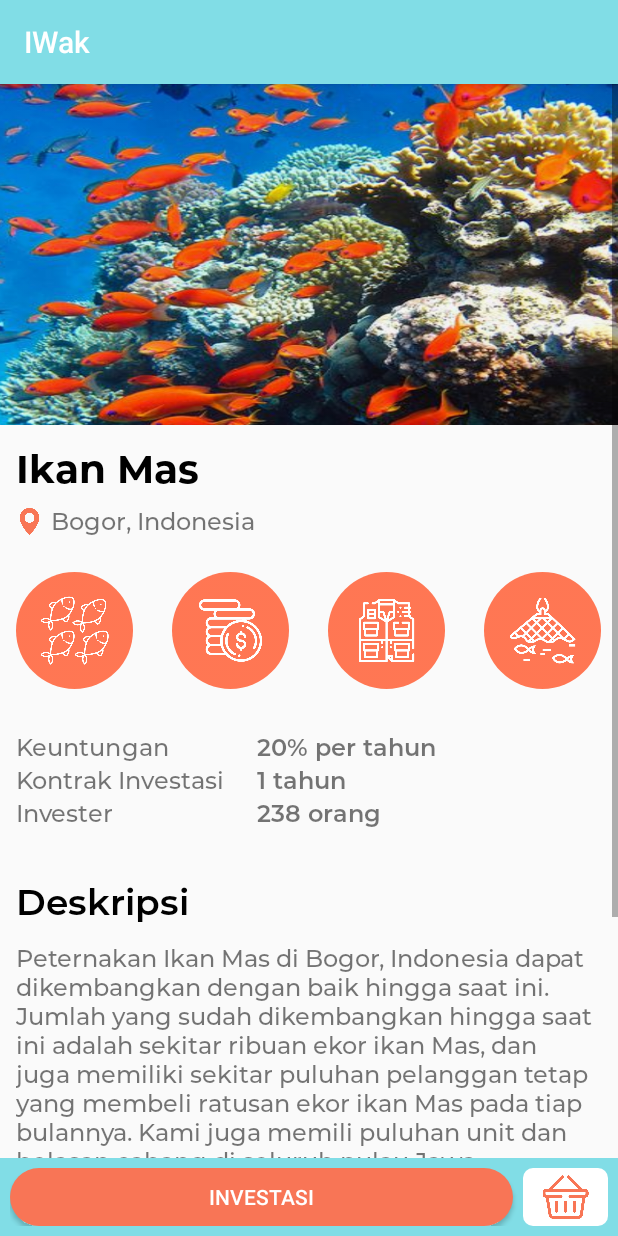
After one commit to NauraRetyani/IWak, an Android app: the DetailProyekActivity screen opened directly, with no data from a screen before it, on a phone screen of 412 x 824 dp. The commit adds this screen. Run offline under Robolectric (Android 15) with nearby library versions, the phone set to English and light mode, and no system bars; our stand-ins replace CircleImageView, sdp/ssp sizes.

Commit message:
Detail Proyek

```diff
--- a/app/src/main/AndroidManifest.xml
+++ b/app/src/main/AndroidManifest.xml
@@ -9,7 +9,8 @@
         android:roundIcon="@mipmap/ic_launcher_round"
         android:supportsRtl="true"
         android:theme="@style/AppTheme">
-        <activity android:name=".ProfileActivity"></activity>
+        <activity android:name=".DetailProyekActivity"></activity>
+        <activity android:name=".ProfileActivity" />
         <activity android:name=".MainActivity">
             <intent-filter>
                 <action android:name="android.intent.action.MAIN" />
--- /dev/null
+++ b/app/src/main/java/com/naura/idn/iwak/DetailProyekActivity.kt
@@ -0,0 +1,12 @@
+package com.naura.idn.iwak
+
+import androidx.appcompat.app.AppCompatActivity
+import android.os.Bundle
+
+class DetailProyekActivity : AppCompatActivity() {
+
+    override fun onCreate(savedInstanceState: Bundle?) {
+        super.onCreate(savedInstanceState)
+        setContentView(R.layout.activity_detail_proyek)
+    }
+}
--- /dev/null
+++ b/app/src/main/res/drawable/edit_add_basket.xml
@@ -0,0 +1,10 @@
+<?xml version="1.0" encoding="utf-8"?>
+<shape xmlns:android="http://schemas.android.com/apk/res/android"
+    android:shape="rectangle"
+    android:padding="@dimen/_10sdp">
+    <solid
+        android:color="#ffffff"/>
+    <corners
+        android:radius="@dimen/_5sdp"/>
+
+</shape>
--- /dev/null
+++ b/app/src/main/res/drawable/edit_button_investasi.xml
@@ -0,0 +1,10 @@
+<?xml version="1.0" encoding="utf-8"?>
+<shape xmlns:android="http://schemas.android.com/apk/res/android"
+    android:shape="rectangle"
+    android:padding="@dimen/_10sdp">
+    <solid
+        android:color="#f87556"/>
+    <corners
+        android:radius="@dimen/_30sdp"/>
+
+</shape>
--- /dev/null
+++ b/app/src/main/res/layout/activity_detail_proyek.xml
@@ -0,0 +1,201 @@
+<?xml version="1.0" encoding="utf-8"?>
+<RelativeLayout
+    xmlns:android="http://schemas.android.com/apk/res/android"
+    xmlns:app="http://schemas.android.com/apk/res-auto"
+    xmlns:tools="http://schemas.android.com/tools"
+    android:layout_width="match_parent"
+    android:layout_height="match_parent"
+    tools:context=".DetailProyekActivity">
+    <ScrollView
+        android:layout_width="match_parent"
+        android:layout_height="match_parent"
+        android:layout_marginBottom="@dimen/_40sdp">
+        <LinearLayout
+            android:layout_width="match_parent"
+            android:layout_height="wrap_content"
+            android:orientation="vertical">
+            <ImageView
+                android:id="@+id/img_detail_proyek"
+                android:layout_width="match_parent"
+                android:layout_height="@dimen/_175sdp"
+                android:background="@drawable/image_1"/>
+            <TextView
+                android:id="@+id/tv_detail_proyek"
+                android:layout_width="match_parent"
+                android:layout_height="wrap_content"
+                android:text="@string/proyek1"
+                android:textColor="@android:color/black"
+                android:textSize="26sp"
+                android:fontFamily="@font/montserrat_bold"
+                android:layout_marginTop="@dimen/_8sdp"
+                android:layout_marginStart="@dimen/_8sdp"/>
+            <LinearLayout
+                android:layout_width="match_parent"
+                android:layout_height="@dimen/_20sdp"
+                android:orientation="horizontal"
+                android:layout_marginTop="@dimen/_4sdp">
+
+                <ImageView
+                    android:layout_width="18dp"
+                    android:layout_height="@dimen/_20sdp"
+                    android:layout_marginStart="@dimen/_8sdp"
+                    android:src="@drawable/location" />
+                <TextView
+                    android:layout_width="wrap_content"
+                    android:layout_height="wrap_content"
+                    android:text="@string/location1"
+                    android:textSize="16sp"
+                    android:fontFamily="@font/montserrat_medium"
+                    android:layout_marginTop="@dimen/_1sdp"
+                    android:layout_marginLeft="@dimen/_4sdp"/>
+            </LinearLayout>
+            <LinearLayout
+                android:layout_width="match_parent"
+                android:layout_height="@dimen/_60sdp"
+                android:orientation="horizontal"
+                android:layout_marginTop="@dimen/_16sdp"
+                android:gravity="center">
+                <de.hdodenhof.circleimageview.CircleImageView
+                    android:id="@+id/iv_bibit"
+                    android:layout_width="@dimen/_60sdp"
+                    android:layout_height="@dimen/_60sdp"
+                    android:src="@drawable/bibit"
+                    android:layout_marginRight="@dimen/_20sdp"/>
+                <de.hdodenhof.circleimageview.CircleImageView
+                    android:id="@+id/iv_modal"
+                    android:layout_width="@dimen/_60sdp"
+                    android:layout_height="@dimen/_60sdp"
+                    android:src="@drawable/money"
+                    android:layout_marginRight="@dimen/_20sdp"/>
+                <de.hdodenhof.circleimageview.CircleImageView
+                    android:id="@+id/iv_worker"
+                    android:layout_width="@dimen/_60sdp"
+                    android:layout_height="@dimen/_60sdp"
+                    android:src="@drawable/worker"
+                    android:layout_marginRight="@dimen/_20sdp"/>
+                <de.hdodenhof.circleimageview.CircleImageView
+                    android:id="@+id/iv_perlengkapan"
+                    android:layout_width="@dimen/_60sdp"
+                    android:layout_height="@dimen/_60sdp"
+                    android:src="@drawable/fishing_net" />
+            </LinearLayout>
+            <LinearLayout
+                android:layout_width="match_parent"
+                android:layout_height="wrap_content"
+                android:orientation="horizontal"
+                android:layout_marginStart="@dimen/_8sdp"
+                android:layout_marginTop="@dimen/_21sdp">
+                <LinearLayout
+                    android:layout_width="match_parent"
+                    android:layout_height="wrap_content"
+                    android:orientation="vertical"
+                    android:layout_weight="1.5">
+                    <TextView
+                        android:layout_width="match_parent"
+                        android:layout_height="wrap_content"
+                        android:text="@string/profit"
+                        android:textSize="16sp"
+                        android:fontFamily="@font/montserrat_medium"/>
+                    <TextView
+                        android:layout_width="match_parent"
+                        android:layout_height="wrap_content"
+                        android:text="@string/contract"
+                        android:textSize="16sp"
+                        android:fontFamily="@font/montserrat_medium"/>
+                    <TextView
+                        android:layout_width="match_parent"
+                        android:layout_height="wrap_content"
+                        android:text="@string/invester"
+                        android:textSize="16sp"
+                        android:fontFamily="@font/montserrat_medium"/>
+                </LinearLayout>
+                <LinearLayout
+                    android:layout_width="match_parent"
+                    android:layout_height="wrap_content"
+                    android:orientation="vertical"
+                    android:layout_weight="1">
+                    <TextView
+                        android:layout_width="match_parent"
+                        android:layout_height="wrap_content"
+                        android:text="@string/profit_back"
+                        android:textSize="16sp"
+                        android:textStyle="bold"
+                        android:fontFamily="@font/montserrat_semi_bold"/>
+                    <TextView
+                        android:layout_width="match_parent"
+                        android:layout_height="wrap_content"
+                        android:text="@string/contract_value"
+                        android:textSize="16sp"
+                        android:textStyle="bold"
+                        android:fontFamily="@font/montserrat_semi_bold"/>
+                    <TextView
+                        android:layout_width="match_parent"
+                        android:layout_height="wrap_content"
+                        android:text="@string/invester_value"
+                        android:textSize="16sp"
+                        android:textStyle="bold"
+                        android:fontFamily="@font/montserrat_semi_bold"/>
+                </LinearLayout>
+            </LinearLayout>
+            <TextView
+                android:layout_width="match_parent"
+                android:layout_height="wrap_content"
+                android:text="@string/desc_title"
+                android:textSize="24sp"
+                android:textColor="@android:color/black"
+                android:fontFamily="@font/montserrat_semi_bold"
+                android:layout_marginTop="@dimen/_24sdp"
+                android:layout_marginStart="@dimen/_8sdp"
+                android:layout_marginEnd="@dimen/_8sdp"/>
+            <TextView
+                android:layout_width="match_parent"
+                android:layout_height="wrap_content"
+                android:text="@string/desc"
+                android:textSize="16sp"
+                android:fontFamily="@font/montserrat_medium"
+                android:layout_marginTop="@dimen/_8sdp"
+                android:layout_marginStart="@dimen/_8sdp"
+                android:layout_marginEnd="@dimen/_8sdp"/>
+            <TextView
+                android:layout_width="match_parent"
+                android:layout_height="wrap_content"
+                android:text="@string/progress"
+                android:textColor="@android:color/black"
+                android:textSize="16sp"
+                android:fontFamily="@font/montserrat_semi_bold"
+                android:layout_marginTop="@dimen/_16sdp"
+                android:layout_marginStart="@dimen/_8sdp"/>
+            <ImageView
+                android:layout_width="match_parent"
+                android:layout_height="@dimen/_100sdp"
+                android:src="@drawable/diagram"
+                android:layout_margin="@dimen/_8sdp"/>
+        </LinearLayout>
+    </ScrollView>
+    <LinearLayout
+        android:layout_width="match_parent"
+        android:layout_height="@dimen/_40sdp"
+        android:orientation="horizontal"
+        android:gravity="center"
+        android:padding="@dimen/_5sdp"
+        android:layout_alignParentBottom="true"
+        android:background="#81dde6">
+        <Button
+            android:id="@+id/btn_investasi"
+            android:layout_width="match_parent"
+            android:layout_height="match_parent"
+            android:layout_weight="1"
+            android:background="@drawable/edit_button_investasi"
+            android:text="@string/investasi"
+            android:textColor="@android:color/white"
+            android:layout_marginRight="@dimen/_5sdp"/>
+        <ImageView
+            android:id="@+id/iv_add_to_basket"
+            android:layout_width="match_parent"
+            android:layout_height="match_parent"
+            android:layout_weight="6"
+            android:padding="@dimen/_3sdp"
+            android:src="@drawable/shopping_basket"
+            android:background="@drawable/edit_add_basket"/>
+    </LinearLayout>
+</RelativeLayout>
--- a/app/src/main/res/values/strings.xml
+++ b/app/src/main/res/values/strings.xml
@@ -5,6 +5,18 @@
     <string name="label_name">Nama</string>
     <string name="action_settings">Settings</string>
     <string name="user1">Akshay Ruparelia</string>
+    <string name="investasi">Investasi</string>
+    <string name="proyek1">Ikan Mas</string>
+    <string name="location1">Bogor, Indonesia</string>
+    <string name="profit">Keuntungan</string>
+    <string name="contract">Kontrak Investasi</string>
+    <string name="invester">Invester</string>
+    <string name="profit_back">20% per tahun</string>
+    <string name="contract_value">1 tahun</string>
+    <string name="invester_value">238 orang</string>
+    <string name="desc_title">Deskripsi</string>
+    <string name="desc">Peternakan Ikan Mas di Bogor, Indonesia dapat dikembangkan dengan baik hingga saat ini. Jumlah yang sudah dikembangkan hingga saat ini adalah sekitar ribuan ekor ikan Mas, dan juga memiliki sekitar puluhan pelanggan tetap yang membeli ratusan ekor ikan Mas pada tiap bulannya. Kami juga memili puluhan unit dan belasan cabang di seluruh pulau Jawa.</string>
+    <string name="progress">Perkembangan</string>
 
     <string-array name="title">
         <item>Ikan Mas</item>
```
Also changed, not shown: app/src/main/res/drawable/bibit.png (added), app/src/main/res/drawable/diagram.png (added), app/src/main/res/drawable/fishing_net.png (added), app/src/main/res/drawable/location.png (added), app/src/main/res/drawable/money.png (added), app/src/main/res/drawable/shopping_basket.png (added), app/src/main/res/drawable/worker.png (added).
